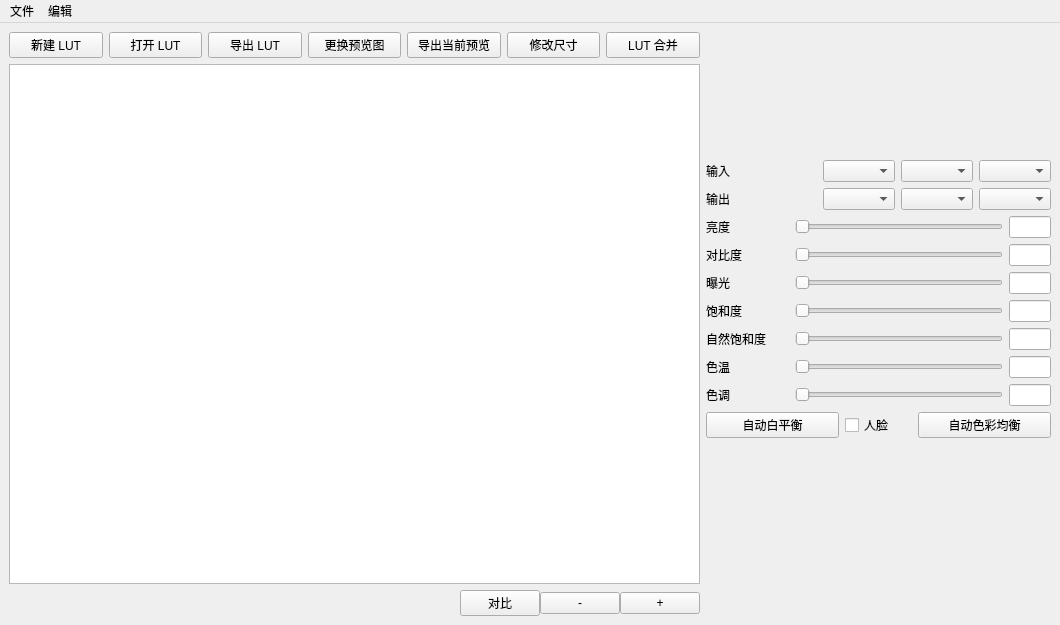
First picture: the form in Smart LUT Creator.ui, repository duolanda/smart-lut-creator, before the edit.
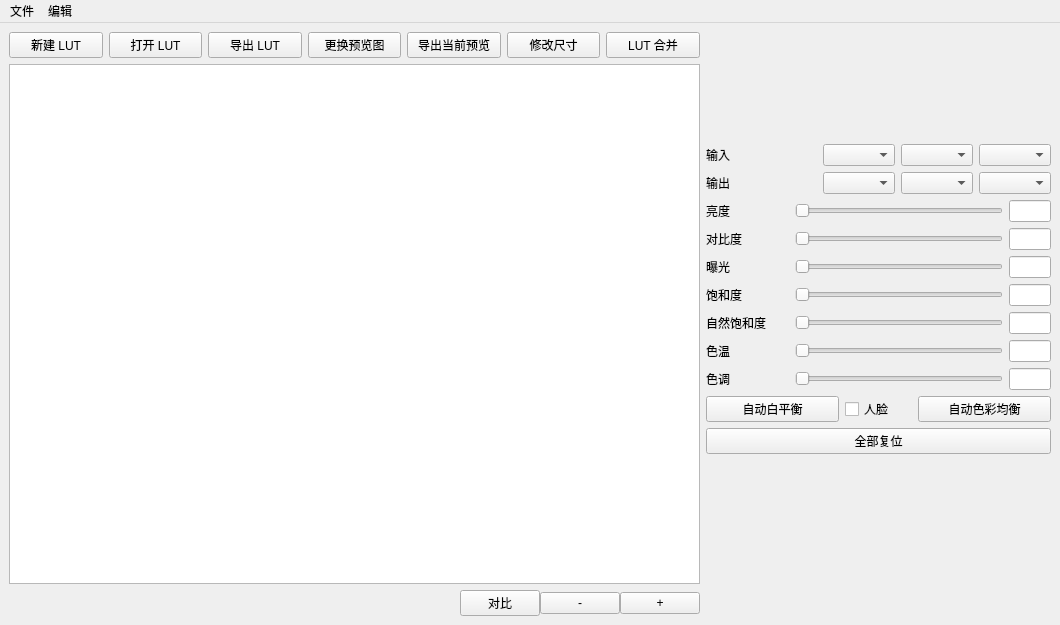
Second picture: the form after the edit. Custom widgets are drawn as their Qt base class.

Commit message:
增加全部复位
且修复了，因 slider 触发改动造成的之前 reset 函数不可用的问题

Patch:
```diff
--- a/Smart LUT Creator.ui
+++ b/Smart LUT Creator.ui
@@ -334,6 +334,13 @@
         </item>
        </layout>
       </item>
+      <item>
+       <widget class="QPushButton" name="resetButton">
+        <property name="text">
+         <string>全部复位</string>
+        </property>
+       </widget>
+      </item>
       <item>
        <spacer name="verticalSpacer_2">
         <property name="orientation">
```
The commit also changes 2 other files.
